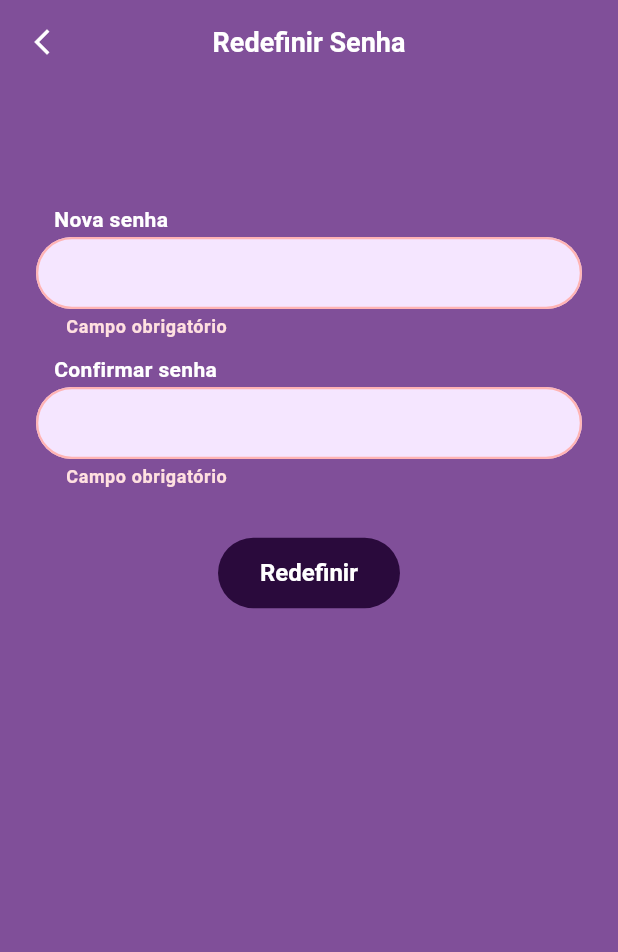
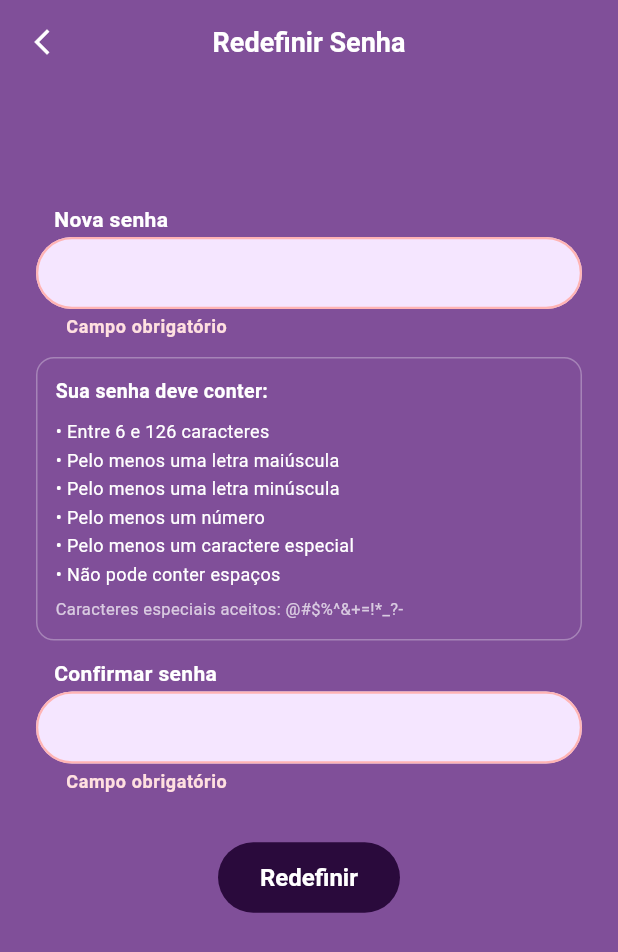
Before and after one commit to GabrielHP2/PI_IV-Time-16, a Flutter app: the ResetPasswordPage screen opened by its route, after a tap on "Redefinir", on a phone screen of 412 x 824 dp. Shown: the top 952 px of the screen. Run offline on Flutter 3.47's test engine with Material 3 defaults, Android fonts, the phone set to English and light mode, and no system bars; our stand-ins replace cloud_functions, firebase_auth, firebase_core; accounts and stored records are empty.

Commit message:
Integração das funções de redefinir senha

```diff
--- a/frontend/lib/components/util/validators.dart
+++ b/frontend/lib/components/util/validators.dart
@@ -12,13 +12,19 @@ String? validateRequired(String? value) {
   return null;
 }
 
-/// Obrigatório e com mais de 8 e menos de 16 caracteres (9 a 15).
+/// Valida a senha conforme os requisitos do servidor Java.
 String? validatePassword(String? value) {
   final error = validateRequired(value);
   if (error != null) return error;
-  if (value!.length < 8 || value.length > 16) {
-    return 'A senha deve ter entre 8 e 16 caracteres';
+
+  final passwordRegex = RegExp(
+    r'^(?=.*[a-z])(?=.*[A-Z])(?=.*\d)(?=.*[@#$%^&+=!*_?-])\S{6,126}$',
+  );
+
+  if (!passwordRegex.hasMatch(value!)) {
+    return 'A senha não atende a todos os requisitos informados.';
   }
+
   return null;
 }
 
--- a/frontend/lib/components/widgets/primary_button.dart
+++ b/frontend/lib/components/widgets/primary_button.dart
@@ -13,8 +13,7 @@ class PrimaryButton extends StatelessWidget {
   Widget build(BuildContext context) {
     return Center(
       child: ElevatedButton(
-        // Sem ação por enquanto (somente UI). Mantém o visual de botão ativo.
-        onPressed: onPressed ?? () {},
+        onPressed: onPressed,
         style: ElevatedButton.styleFrom(
           backgroundColor: AppColors.button,
           foregroundColor: AppColors.onDark,
--- a/frontend/lib/pages/auth/password_recovery_pages.dart
+++ b/frontend/lib/pages/auth/password_recovery_pages.dart
@@ -7,6 +7,7 @@ import '../../components/util/validators.dart';
 import '../../components/widgets/app_text_field.dart';
 import '../../components/widgets/auth_scaffold.dart';
 import '../../components/widgets/primary_button.dart';
+import '../../services/password_service.dart';
 
 class ForgotPasswordPage extends StatefulWidget {
   const ForgotPasswordPage({super.key});
@@ -18,6 +19,8 @@ class ForgotPasswordPage extends StatefulWidget {
 class _ForgotPasswordPageState extends State<ForgotPasswordPage> {
   final _formKey = GlobalKey<FormState>();
   final _emailController = TextEditingController();
+  final _passwordService = PasswordService();
+  bool _isLoading = false;
 
   @override
   void dispose() {
@@ -25,20 +28,40 @@ class _ForgotPasswordPageState extends State<ForgotPasswordPage> {
     super.dispose();
   }
 
+  Future<void> _requestPasswordReset() async {
+    if (!_formKey.currentState!.validate() || _isLoading) return;
+
+    setState(() => _isLoading = true);
+    try {
+      final uid = await _passwordService.validateEmail(_emailController.text);
+      if (!mounted) return;
+      Navigator.push(
+        context,
+        MaterialPageRoute(
+          builder: (context) => ResetPasswordPage(uid: uid),
+        ),
+      );
+    } catch (error) {
+      if (!mounted) return;
+      final message = error.toString().replaceFirst('Exception: ', '');
+      ScaffoldMessenger.of(context).showSnackBar(
+        SnackBar(content: Text(message)),
+      );
+    } finally {
+      if (mounted) setState(() => _isLoading = false);
+    }
+  }
+
   @override
   Widget build(BuildContext context) {
     return AuthScaffold(
-
       title: 'Solicitar Redefinição',
       showBackButton: true,
       topPadding: 80,
-
       child: Form(
         key: _formKey,
-
         child: Column(
           crossAxisAlignment: CrossAxisAlignment.stretch,
-
           children: [
             AppTextField(
               label: 'Digite seu email',
@@ -47,16 +70,10 @@ class _ForgotPasswordPageState extends State<ForgotPasswordPage> {
               textInputAction: TextInputAction.done,
               validator: validateRequired,
             ),
-
             const SizedBox(height: 32),
             PrimaryButton(
-              text: 'Enviar Solicitação',
-              onPressed: () {
-                if (_formKey.currentState!.validate()) {
-                  // TO DO: enviar solicitação por email.
-                  Navigator.pushNamed(context, AppRoutes.resetPassword);
-                }
-              },
+              text: _isLoading ? 'Verificando...' : 'Enviar Solicitação',
+              onPressed: _isLoading ? null : _requestPasswordReset,
             ),
           ],
         ),
@@ -66,7 +83,9 @@ class _ForgotPasswordPageState extends State<ForgotPasswordPage> {
 }
 
 class ResetPasswordPage extends StatefulWidget {
-  const ResetPasswordPage({super.key});
+  const ResetPasswordPage({super.key, this.uid = ''});
+
+  final String uid;
 
   @override
   State<ResetPasswordPage> createState() => _ResetPasswordPageState();
@@ -76,6 +95,8 @@ class _ResetPasswordPageState extends State<ResetPasswordPage> {
   final _formKey = GlobalKey<FormState>();
   final _passwordController = TextEditingController();
   final _confirmPasswordController = TextEditingController();
+  final _passwordService = PasswordService();
+  bool _isLoading = false;
 
   @override
   void dispose() {
@@ -84,20 +105,53 @@ class _ResetPasswordPageState extends State<ResetPasswordPage> {
     super.dispose();
   }
 
+  Future<void> _submitNewPassword() async {
+    if (!_formKey.currentState!.validate() || _isLoading) return;
+
+    if (widget.uid.isEmpty) {
+      ScaffoldMessenger.of(context).showSnackBar(
+        const SnackBar(content: Text('Não foi possível identificar a conta. Solicite a redefinição novamente.')),
+      );
+      return;
+    }
+
+    setState(() => _isLoading = true);
+    try {
+      await _passwordService.changePassword(
+        uid: widget.uid,
+        password: _passwordController.text,
+        confirmPassword: _confirmPasswordController.text,
+      );
+      if (!mounted) return;
+      ScaffoldMessenger.of(context).showSnackBar(
+        const SnackBar(content: Text('Senha atualizada com sucesso!')),
+      );
+      Navigator.pushNamedAndRemoveUntil(
+        context,
+        AppRoutes.login,
+        (route) => false,
+      );
+    } catch (error) {
+      if (!mounted) return;
+      final message = error.toString().replaceFirst('Exception: ', '');
+      ScaffoldMessenger.of(context).showSnackBar(
+        SnackBar(content: Text(message)),
+      );
+    } finally {
+      if (mounted) setState(() => _isLoading = false);
+    }
+  }
+
   @override
   Widget build(BuildContext context) {
     return AuthScaffold(
-
       title: 'Redefinir Senha',
       showBackButton: true,
       topPadding: 80,
-
       child: Form(
         key: _formKey,
-
         child: Column(
           crossAxisAlignment: CrossAxisAlignment.stretch,
-
           children: [
             AppTextField(
   label: 'Nova senha',
@@ -107,7 +161,55 @@ class _ResetPasswordPageState extends State<ResetPasswordPage> {
   validator: validatePassword,
 ),
 
-            const SizedBox(height: 10),
+const SizedBox(height: 12),
+
+Container(
+  padding: const EdgeInsets.all(12),
+  decoration: BoxDecoration(
+    border: Border.all(
+      color: Colors.white.withValues(alpha: 0.3),
+    ),
+    borderRadius: BorderRadius.circular(12),
+  ),
+  child: Column(
+    crossAxisAlignment: CrossAxisAlignment.start,
+    children: [
+      const Text(
+        'Sua senha deve conter:',
+        style: TextStyle(
+          color: Colors.white,
+          fontWeight: FontWeight.bold,
+          fontSize: 13,
+        ),
+      ),
+      const SizedBox(height: 8),
+      const Text(
+        '• Entre 6 e 126 caracteres\n'
+        '• Pelo menos uma letra maiúscula\n'
+        '• Pelo menos uma letra minúscula\n'
+        '• Pelo menos um número\n'
+        '• Pelo menos um caractere especial\n'
+        '• Não pode conter espaços',
+        style: TextStyle(
+          color: Colors.white,
+          fontSize: 12,
+          height: 1.6,
+        ),
+      ),
+      const SizedBox(height: 6),
+      const Text(
+        r'Caracteres especiais aceitos: @#$%^&+=!*_?-',
+        style: TextStyle(
+          color: Colors.white70,
+          fontSize: 11,
+        ),
+      ),
+    ],
+  ),
+),
+
+const SizedBox(height: 12),
+
 AppTextField(
   label: 'Confirmar senha',
               controller: _confirmPasswordController,
@@ -115,20 +217,10 @@ class _ResetPasswordPageState extends State<ResetPasswordPage> {
               textInputAction: TextInputAction.done,
               validator: validateConfirmPassword(_passwordController),
             ),
-
             const SizedBox(height: 32),
             PrimaryButton(
-              text: 'Redefinir',
-              onPressed: () {
-                if (_formKey.currentState!.validate()) {
-                  // TO DO: redefinir a senha. Depois, volta ao login.
-                  Navigator.pushNamedAndRemoveUntil(
-                    context,
-                    AppRoutes.login,
-                    (route) => false,
-                  );
-                }
-              },
+              text: _isLoading ? 'Redefinindo...' : 'Redefinir',
+              onPressed: _isLoading ? null : _submitNewPassword,
             ),
           ],
         ),
--- a/frontend/pubspec.yaml
+++ b/frontend/pubspec.yaml
@@ -39,6 +39,7 @@ dependencies:
   firebase_core: ^5.0.0
   firebase_auth: ^7.0.1
   cloud_firestore: ^7.1.0
+  cloud_functions: ^7.0.0
 
 
 dev_dependencies:
```
Also changed, not shown: frontend/lib/main.dart (+13 -1 lines), frontend/lib/services/password_service.dart (added, +61 -0 lines), frontend/pubspec.lock. Lines whose indentation alone changed are shown as unchanged.
